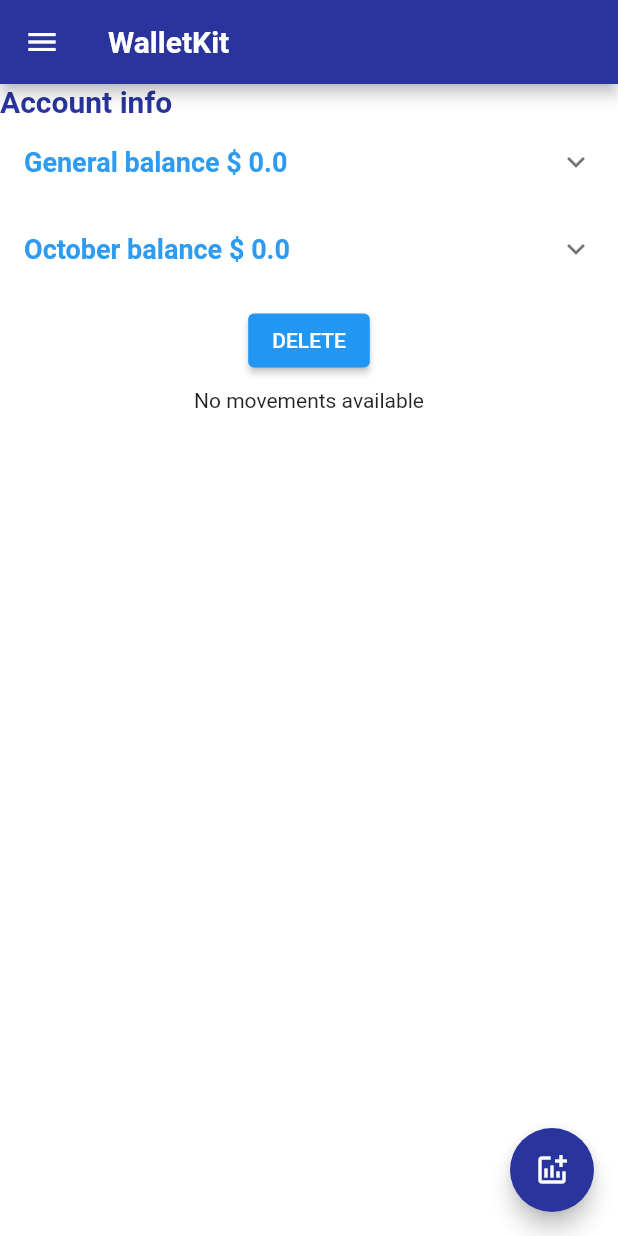
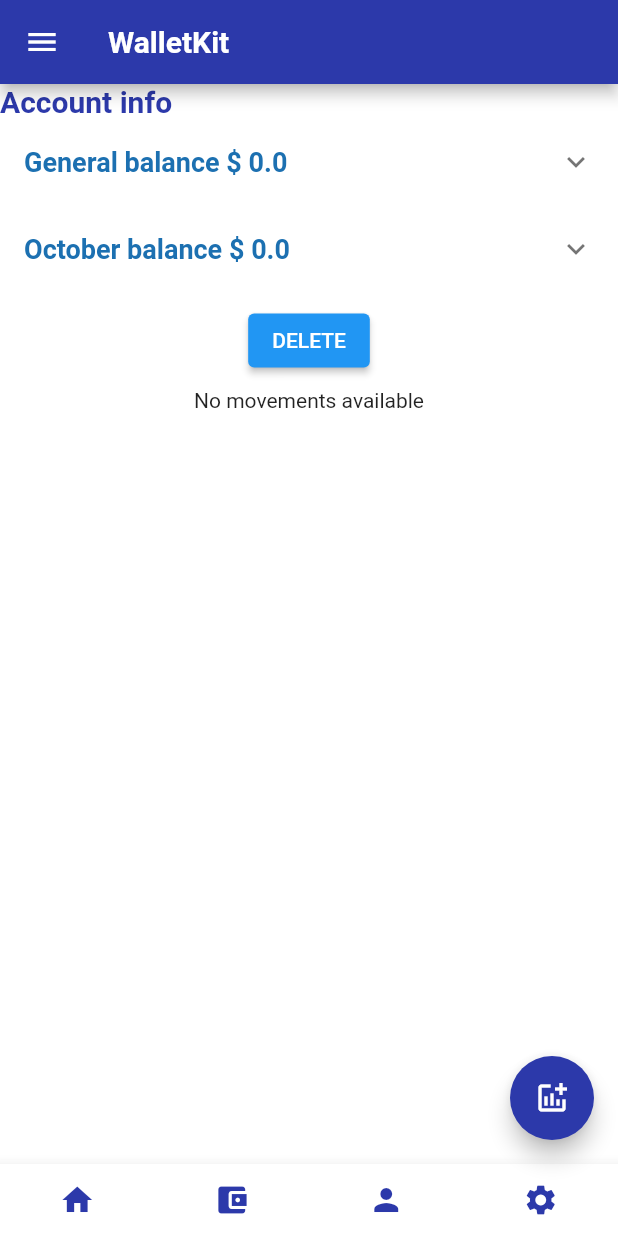
Before and after one commit to Alexjes98/WalletKit, a Flutter app: the screen it shows after launch, on a phone screen of 412 x 824 dp. Run offline on Flutter 3.47's test engine with Material 2 defaults, Android fonts, the phone set to English and light mode, and no system bars; drawn by our look-alikes of flutter_expandable_fab; our stand-ins replace flutter_secure_storage; missing offline and left inert: encrypt, flutter_iconpicker; statements that could not run were skipped.

```diff
--- a/lib/constants/app_colors.dart
+++ b/lib/constants/app_colors.dart
@@ -1,13 +1,14 @@
 import 'package:flutter/material.dart';
 
 const Color white = Color(0xffFFFFFF);
-const Color primaryColor = Color(0xff29349D);
+const Color primaryColor = Color.fromARGB(255, 44, 57, 170);
 const Color primaryLight = Color(0xff5C6BC0);
 const Color primaryVariant = Color(0xff414BB2);
+const Color secondaryColor = Color.fromARGB(255, 235, 235, 235);
 
-const Color expenseColor = Color(0xffDA0063);
-const Color earnColor = Color(0xff0CA789);
-const Color balanceColor = Color(0xff2D9BF0);
+const Color expenseColor = Color.fromARGB(255, 218, 0, 55);
+const Color earnColor = Color.fromARGB(255, 12, 167, 102);
+const Color balanceColor = Color.fromARGB(255, 28, 112, 177);
 
-const Color backgroundColor = Color(0xffffffff); // Color(0xff1E0C33);
+const Color backgroundColor = Color.fromARGB(255, 255, 255, 255);
 const Color errorColor = Color(0xffff0000);
--- a/lib/pages/add_movement_page.dart
+++ b/lib/pages/add_movement_page.dart
@@ -83,7 +83,7 @@ class _AddMovementPageState extends State<AddMovementPage> {
                       icon: Icons.timelapse,
                       keyboardType: TextInputType.multiline,
                     ),
-                    DateSelectionRow(serMovementValue: setMovementField),
+                    DateSelectionRow(serDateValue: setMovementField),
                     ButtonBar(
                       alignment: MainAxisAlignment.center,
                       children: [
@@ -93,7 +93,7 @@ class _AddMovementPageState extends State<AddMovementPage> {
                             foregroundColor: white,
                           ),
                           onPressed: () async {
-                            var dateFormat = DateFormat('yyyy-MM-dd');
+                            final dateFormat = DateFormat('yyyy-MM-dd');
                             MovementDTO newMovement = MovementDTO(
                               id: int.parse(generateRandomIdByDate()),
                               userId: 0,
@@ -107,7 +107,7 @@ class _AddMovementPageState extends State<AddMovementPage> {
                                   : -double.parse(amountController.text),
                               movementCategory: movement['movement_category'],
                               debtId: 0,
-                              date: dateFormat.parse(movement['movement_date']),
+                              date: dateFormat.parse(movement['date']),
                             );
                             final encryptionHelper = MovementsService();
                             await encryptionHelper
--- a/lib/pages/home_page.dart
+++ b/lib/pages/home_page.dart
@@ -1,6 +1,7 @@
 import 'package:flutter/material.dart';
 import 'package:wallet_kit/constants/app_colors.dart';
 import 'package:wallet_kit/constants/components.dart';
+import 'package:wallet_kit/widgets/common/bottom_nav_bar.dart';
 import 'package:wallet_kit/widgets/home/balance_display.dart';
 import 'package:wallet_kit/widgets/home/floating_expandable_action_button.dart';
 import 'package:flutter_expandable_fab/flutter_expandable_fab.dart';
@@ -38,10 +39,10 @@ class _HomePageState extends State<HomePage> {
                 ),
               ],
             ),
-
             Expanded(child: LastMovementsList())
           ],
         ),
+        bottomNavigationBar: const WalletNavBar(),
         floatingActionButtonLocation: ExpandableFab.location,
         floatingActionButton: const FloatingExpandableActionButton(),
       ),
--- a/lib/route_generator.dart
+++ b/lib/route_generator.dart
@@ -4,8 +4,11 @@ import 'package:wallet_kit/pages/add_debs_page.dart';
 import 'package:wallet_kit/pages/add_movement_category_page.dart';
 import 'package:wallet_kit/pages/add_movement_page.dart';
 import 'package:wallet_kit/pages/add_person_page.dart';
+import 'package:wallet_kit/pages/debs_page.dart';
 import 'package:wallet_kit/pages/home_page.dart';
 import 'package:wallet_kit/pages/persons_page.dart';
+import 'package:wallet_kit/pages/profile_menu_page.dart';
+import 'package:wallet_kit/pages/wallet_menu_page.dart';
 
 class RouteGenerator {
   static Route<dynamic> generateRoute(RouteSettings settings) {
@@ -15,6 +18,12 @@ class RouteGenerator {
     switch (name) {
       case '/':
         return MaterialPageRoute(builder: ((_) => const HomePage()));
+      case '/home':
+        return MaterialPageRoute(builder: ((_) => const HomePage()));
+      case '/wallet':
+        return MaterialPageRoute(builder: ((_) => const WalletMenuPage()));
+      case '/profile':
+        return MaterialPageRoute(builder: ((_) => const ProfileMenuPage()));
       case '/addMovement':
         return MaterialPageRoute(builder: ((_) => const AddMovementPage()));
       case '/addMovementCategory':
@@ -22,6 +31,8 @@ class RouteGenerator {
             builder: ((_) => const AddMovementCategoryPage()));
       case '/addDebt':
         return MaterialPageRoute(builder: ((_) => const AddDebtPage()));
+      case '/debts':
+        return MaterialPageRoute(builder: ((_) => const DebsPage()));
       case '/addPerson':
         return MaterialPageRoute(builder: ((_) => const AddPersonPage()));
       case '/persons':
--- a/lib/services/persons.dart
+++ b/lib/services/persons.dart
@@ -44,4 +44,10 @@ class PersonsService {
     }
     return [];
   }
+
+  Future<String> getPersonNameById(int id) async {
+    final persons = await getDecryptedPersons();
+    final person = persons.firstWhere((element) => element.id == id);
+    return person.name;
+  }
 }
--- /dev/null
+++ b/lib/widgets/common/bottom_nav_bar.dart
@@ -0,0 +1,38 @@
+import 'package:flutter/material.dart';
+import 'package:wallet_kit/constants/app_colors.dart';
+
+class WalletNavBar extends StatelessWidget {
+  const WalletNavBar({super.key});
+
+  @override
+  Widget build(BuildContext context) {
+    return BottomAppBar(
+      color: backgroundColor,
+      child: Row(
+        mainAxisAlignment: MainAxisAlignment.spaceAround,
+        children: [
+          IconButton(
+            onPressed: () => Navigator.pushReplacementNamed(context, '/'),
+            icon: const Icon(Icons.home),
+            color: primaryColor,
+          ),
+          IconButton(
+            onPressed: () => Navigator.pushNamed(context, '/movements'),
+            icon: const Icon(Icons.account_balance_wallet),
+            color: primaryColor,
+          ),
+          IconButton(
+            onPressed: () => Navigator.pushNamed(context, '/profile'),
+            icon: const Icon(Icons.person),
+            color: primaryColor,
+          ),
+          IconButton(
+            onPressed: () => Navigator.pushNamed(context, '/settings'),
+            icon: const Icon(Icons.settings),
+            color: primaryColor,
+          ),
+        ],
+      ),
+    );
+  }
+}
--- a/lib/widgets/date_picker.dart
+++ b/lib/widgets/date_picker.dart
@@ -4,8 +4,8 @@ import '../constants/app_colors.dart';
 import 'package:wallet_kit/styles/text/texts.dart';
 
 class DateSelectionRow extends StatefulWidget {
-  const DateSelectionRow({super.key, required this.serMovementValue});
-  final Function serMovementValue;
+  const DateSelectionRow({super.key, required this.serDateValue});
+  final Function serDateValue;
   @override
   State<DateSelectionRow> createState() => _DateSelectionRowState();
 }
@@ -56,7 +56,7 @@ class _DateSelectionRowState extends State<DateSelectionRow> {
                 setState(() {
                   dateController.text = formattedDate;
                 });
-                widget.serMovementValue('movement_date', formattedDate);
+                widget.serDateValue('date', formattedDate);
               }
             }),
       ],
--- a/lib/widgets/home/floating_expandable_action_button.dart
+++ b/lib/widgets/home/floating_expandable_action_button.dart
@@ -51,22 +51,13 @@ class FloatingExpandableActionButton extends StatelessWidget {
           child: const Icon(Icons.book),
         ),
         FloatingActionButton(
-          heroTag: 'addPerson',
+          heroTag: 'debts',
           backgroundColor: primaryColor,
           foregroundColor: white,
           onPressed: () {
-            Navigator.of(context).pushNamed('/addPerson');
+            Navigator.of(context).pushNamed('/debts');
           },
-          child: const Icon(Icons.person),
-        ),
-        FloatingActionButton(
-          heroTag: 'persons',
-          backgroundColor: primaryColor,
-          foregroundColor: white,
-          onPressed: () {
-            Navigator.of(context).pushNamed('/persons');
-          },
-          child: const Icon(Icons.people),
+          child: const Icon(Icons.warning_amber),
         ),
       ],
     );
```
Also changed, not shown: lib/DTO/debt_dto.dart (added, +49 -0 lines), lib/pages/add_debs_page.dart (+106 -1 lines), lib/pages/debs_page.dart (added, +18 -0 lines), lib/pages/profile_menu_page.dart (added, +10 -0 lines), lib/pages/wallet_menu_page.dart (added, +10 -0 lines), lib/services/debts.dart (added, +78 -0 lines), lib/widgets/debs_list.dart (added, +56 -0 lines), lib/widgets/persons_select.dart (added, +65 -0 lines).
